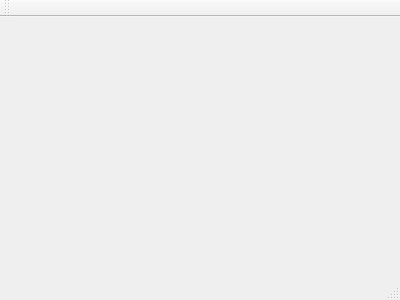
First picture: the form in DBMS/mainwindow.ui, repository D0ub1ePieR/DBMS_C, before the edit.
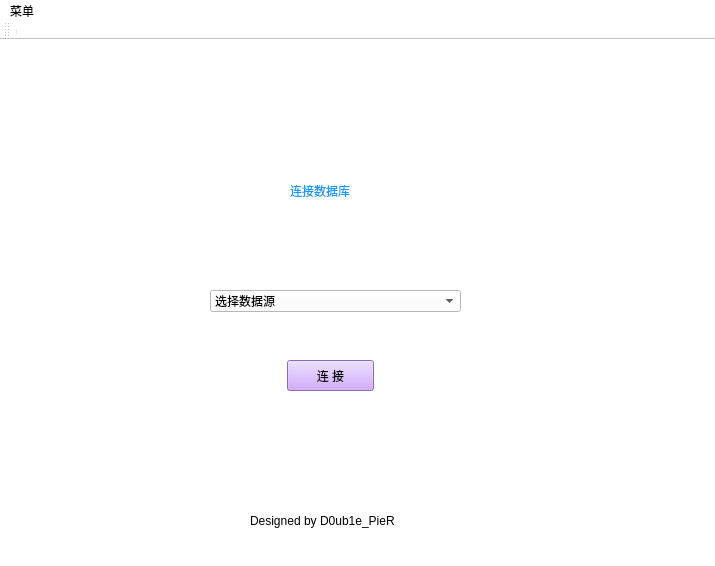
Second picture: the form after the edit. Icons and pictures are not drawn.

Diff of the .ui file:
```diff
--- a/DBMS/mainwindow.ui
+++ b/DBMS/mainwindow.ui
@@ -1,24 +1,157 @@
 <ui version="4.0">
  <class>MainWindow</class>
- <widget class="QMainWindow" name="MainWindow" >
-  <property name="geometry" >
+ <widget class="QMainWindow" name="MainWindow">
+  <property name="geometry">
    <rect>
     <x>0</x>
     <y>0</y>
-    <width>400</width>
-    <height>300</height>
+    <width>715</width>
+    <height>566</height>
    </rect>
   </property>
   <property name="windowTitle" >
    <string>MainWindow</string>
   </property>
-  <widget class="QMenuBar" name="menuBar" />
-  <widget class="QToolBar" name="mainToolBar" />
-  <widget class="QWidget" name="centralWidget" />
-  <widget class="QStatusBar" name="statusBar" />
+  <property name="styleSheet">
+   <string notr="true">background-color: rgb(255, 255, 255);</string>
+  </property>
+  <widget class="QWidget" name="centralWidget">
+   <widget class="QLabel" name="logo">
+    <property name="geometry">
+     <rect>
+      <x>180</x>
+      <y>120</y>
+      <width>111</width>
+      <height>61</height>
+     </rect>
+    </property>
+    <property name="styleSheet">
+     <string notr="true">image: url(:/image/ball.ico);</string>
+    </property>
+    <property name="text">
+     <string/>
+    </property>
+   </widget>
+   <widget class="QLabel" name="title">
+    <property name="geometry">
+     <rect>
+      <x>250</x>
+      <y>130</y>
+      <width>241</width>
+      <height>41</height>
+     </rect>
+    </property>
+    <property name="styleSheet">
+     <string notr="true">font: 20pt &quot;华文行楷&quot;;
+color: rgb(19, 153, 255);
+margin: 0 auto;</string>
+    </property>
+    <property name="text">
+     <string>连接数据库</string>
+    </property>
+   </widget>
+   <widget class="QLabel" name="label">
+    <property name="geometry">
+     <rect>
+      <x>250</x>
+      <y>470</y>
+      <width>171</width>
+      <height>21</height>
+     </rect>
+    </property>
+    <property name="styleSheet">
+     <string notr="true">font: 9pt &quot;方正姚体&quot;;</string>
+    </property>
+    <property name="text">
+     <string>Designed by D0ub1e_PieR</string>
+    </property>
+   </widget>
+   <widget class="QComboBox" name="comboBox">
+    <property name="geometry">
+     <rect>
+      <x>210</x>
+      <y>250</y>
+      <width>251</width>
+      <height>22</height>
+     </rect>
+    </property>
+    <item>
+     <property name="text">
+      <string>选择数据源</string>
+     </property>
+     <property name="icon">
+      <iconset>
+       <normalon>:/image/dbicon.ico</normalon>
+      </iconset>
+     </property>
+    </item>
+    <item>
+     <property name="text">
+      <string>dbserver</string>
+     </property>
+    </item>
+    <item>
+     <property name="text">
+      <string>localhost</string>
+     </property>
+    </item>
+   </widget>
+   <widget class="QPushButton" name="connect">
+    <property name="geometry">
+     <rect>
+      <x>250</x>
+      <y>320</y>
+      <width>161</width>
+      <height>31</height>
+     </rect>
+    </property>
+    <property name="styleSheet">
+     <string notr="true">background-color: rgb(196, 147, 255);
+font: 11pt &quot;黑体&quot;;
+border-color: rgb(255, 219, 88);
+margin: 0 auto;</string>
+    </property>
+    <property name="text">
+     <string>连 接</string>
+    </property>
+   </widget>
+  </widget>
+  <widget class="QMenuBar" name="menuBar">
+   <property name="geometry">
+    <rect>
+     <x>0</x>
+     <y>0</y>
+     <width>715</width>
+     <height>26</height>
+    </rect>
+   </property>
+   <widget class="QMenu" name="menu">
+    <property name="title">
+     <string>菜单</string>
+    </property>
+    <addaction name="action"/>
+   </widget>
+   <addaction name="menu"/>
+  </widget>
+  <widget class="QStatusBar" name="statusBar"/>
+  <widget class="QToolBar" name="mainToolBar">
+   <attribute name="toolBarArea">
+    <enum>TopToolBarArea</enum>
+   </attribute>
+   <attribute name="toolBarBreak">
+    <bool>false</bool>
+   </attribute>
+   <addaction name="separator"/>
+  </widget>
+  <action name="action">
+   <property name="text">
+    <string>退出</string>
+   </property>
+  </action>
  </widget>
- <layoutDefault spacing="6" margin="11" />
- <pixmapfunction></pixmapfunction>
- <resources/>
+ <layoutdefault spacing="6" margin="11"/>
+ <resources>
+  <include location="imagefile.qrc"/>
+ </resources>
  <connections/>
 </ui>
```
Left out of the diff: 5 changed lines with no effect on the pictures.
